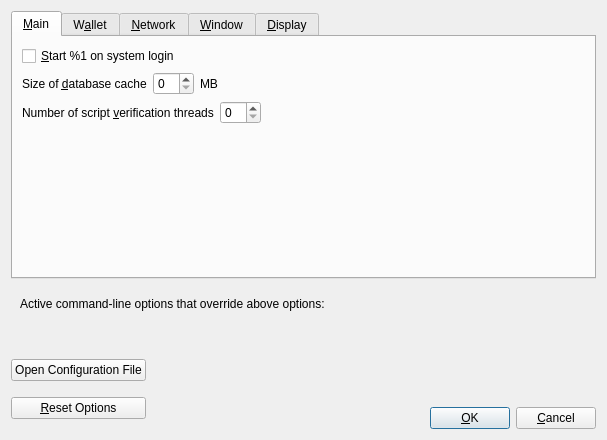
Above: src/qt/forms/optionsdialog.ui from qtumproject/qtum before the change. Below: the same form after it.
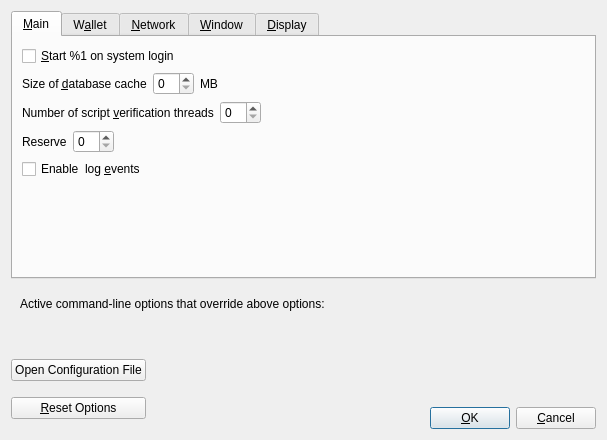
That is the form after the change. Custom widgets are drawn as their Qt base class.

Patch:
```diff
--- a/src/qt/forms/optionsdialog.ui
+++ b/src/qt/forms/optionsdialog.ui
@@ -117,6 +117,50 @@
          </item>
         </layout>
        </item>
+       <item>
+        <layout class="QHBoxLayout" name="horizontalLayout_3_Main_3">
+         <item>
+          <widget class="QLabel" name="reserveBalanceLabel">
+           <property name="text">
+            <string>Reserve</string>
+           </property>
+           <property name="textFormat">
+            <enum>Qt::PlainText</enum>
+           </property>
+           <property name="buddy">
+            <cstring>threadsScriptVerif</cstring>
+           </property>
+          </widget>
+         </item>
+         <item>
+          <widget class="QSpinBox" name="reserveBalance">
+           <property name="toolTip">
+            <string>(0 = auto, &lt;0 = leave that many cores free)</string>
+           </property>
+          </widget>
+         </item>
+         <item>
+          <spacer name="horizontalSpacer_3_Main_3">
+           <property name="orientation">
+            <enum>Qt::Horizontal</enum>
+           </property>
+           <property name="sizeHint" stdset="0">
+            <size>
+             <width>40</width>
+             <height>20</height>
+            </size>
+           </property>
+          </spacer>
+         </item>
+        </layout>
+       </item>
+       <item>
+        <widget class="QCheckBox" name="logEvents">
+         <property name="text">
+          <string>Enable  log &amp;events</string>
+         </property>
+        </widget>
+       </item>
        <item>
         <spacer name="verticalSpacer_Main">
          <property name="orientation">
```
Left out of the diff: 16 changed lines with no effect on the pictures.
